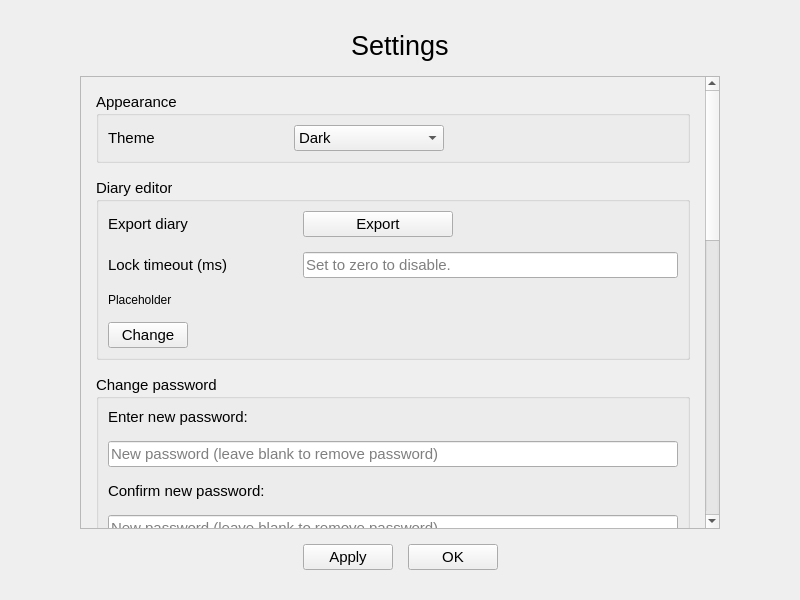
Above: src/gui/optionsmenu.ui from someretical/TheoreticalDiary before the change. Below: the same form after it.
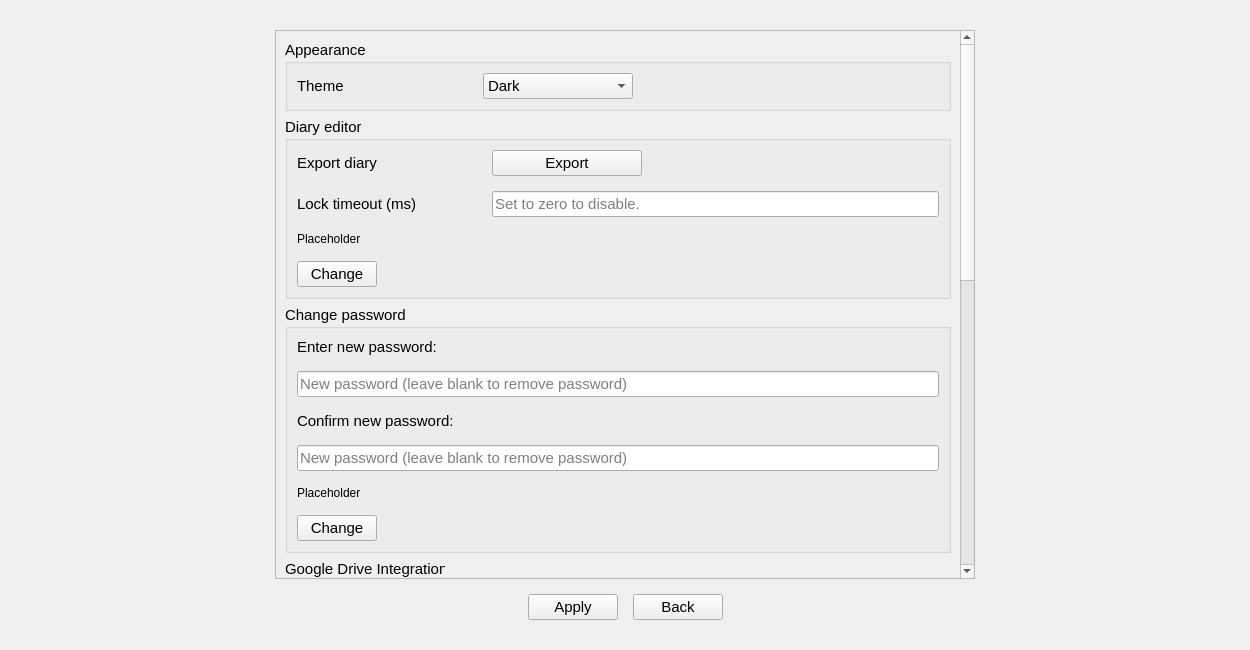
That is the form after the change. Custom widgets are drawn as their Qt base class.

Commit message:
directly embedded settings menu in diary menu
- changed 2021 copyright to 2022
- added standaloneoptions class to hold the options menu when accessed from the main menu
- fixed tooltip not having 0 padding in light mode
- removed extra frame around settings
- added missing licenses to beginning of files
- upped semi-major version

Patch:
```diff
--- a/src/gui/optionsmenu.ui
+++ b/src/gui/optionsmenu.ui
@@ -6,8 +6,8 @@
    <rect>
     <x>0</x>
     <y>0</y>
-    <width>800</width>
-    <height>600</height>
+    <width>1250</width>
+    <height>650</height>
    </rect>
   </property>
   <property name="sizePolicy">
@@ -27,13 +27,13 @@
   </property>
   <layout class="QGridLayout" name="gridLayout">
    <property name="leftMargin">
-    <number>30</number>
+    <number>0</number>
    </property>
    <property name="topMargin">
     <number>30</number>
    </property>
    <property name="rightMargin">
-    <number>30</number>
+    <number>0</number>
    </property>
    <property name="bottomMargin">
     <number>30</number>
@@ -44,19 +44,85 @@
    <property name="verticalSpacing">
     <number>15</number>
    </property>
-   <item row="0" column="1" alignment="Qt::AlignHCenter|Qt::AlignVCenter">
-    <widget class="QLabel" name="label">
-     <property name="font">
-      <font>
-       <pointsize>20</pointsize>
-      </font>
-     </property>
-     <property name="text">
-      <string>Settings</string>
-     </property>
-    </widget>
-   </item>
    <item row="2" column="1">
+    <layout class="QGridLayout" name="gridLayout_11">
+     <property name="topMargin">
+      <number>0</number>
+     </property>
+     <property name="horizontalSpacing">
+      <number>15</number>
+     </property>
+     <item row="0" column="0">
+      <spacer name="horizontalSpacer_10">
+       <property name="orientation">
+        <enum>Qt::Horizontal</enum>
+       </property>
+       <property name="sizeHint" stdset="0">
+        <size>
+         <width>40</width>
+         <height>20</height>
+        </size>
+       </property>
+      </spacer>
+     </item>
+     <item row="0" column="1" alignment="Qt::AlignHCenter">
+      <widget class="QPushButton" name="apply_button">
+       <property name="minimumSize">
+        <size>
+         <width>90</width>
+         <height>0</height>
+        </size>
+       </property>
+       <property name="font">
+        <font>
+         <pointsize>11</pointsize>
+        </font>
+       </property>
+       <property name="cursor">
+        <cursorShape>PointingHandCursor</cursorShape>
+       </property>
+       <property name="text">
+        <string>Apply</string>
+       </property>
+      </widget>
+     </item>
+     <item row="0" column="2" alignment="Qt::AlignHCenter">
+      <widget class="QPushButton" name="ok_button">
+       <property name="minimumSize">
+        <size>
+         <width>90</width>
+         <height>0</height>
+        </size>
+       </property>
+       <property name="font">
+        <font>
+         <pointsize>11</pointsize>
+        </font>
+       </property>
+       <property name="cursor">
+        <cursorShape>PointingHandCursor</cursorShape>
+       </property>
+       <property name="text">
+        <string>Back</string>
+       </property>
+      </widget>
+     </item>
+     <item row="0" column="3">
+      <spacer name="horizontalSpacer_3">
+       <property name="orientation">
+        <enum>Qt::Horizontal</enum>
+       </property>
+       <property name="sizeHint" stdset="0">
+        <size>
+         <width>40</width>
+         <height>20</height>
+        </size>
+       </property>
+      </spacer>
+     </item>
+    </layout>
+   </item>
+   <item row="1" column="1">
     <widget class="QScrollArea" name="scrollArea">
      <property name="sizePolicy">
       <sizepolicy hsizetype="Expanding" vsizetype="Expanding">
@@ -66,7 +132,7 @@
      </property>
      <property name="minimumSize">
       <size>
-       <width>640</width>
+       <width>700</width>
        <height>430</height>
       </size>
      </property>
@@ -77,9 +143,9 @@
       <property name="geometry">
        <rect>
         <x>0</x>
-        <y>-587</y>
-        <width>624</width>
-        <height>1257</height>
+        <y>0</y>
+        <width>684</width>
+        <height>1191</height>
        </rect>
       </property>
       <property name="sizePolicy">
@@ -89,24 +155,6 @@
        </sizepolicy>
       </property>
       <layout class="QGridLayout" name="gridLayout_9">
-       <property name="leftMargin">
-        <number>15</number>
-       </property>
-       <property name="topMargin">
-        <number>15</number>
-       </property>
-       <property name="rightMargin">
-        <number>15</number>
-       </property>
-       <property name="bottomMargin">
-        <number>15</number>
-       </property>
-       <property name="horizontalSpacing">
-        <number>0</number>
-       </property>
-       <property name="verticalSpacing">
-        <number>15</number>
-       </property>
        <item row="1" column="1">
         <widget class="QGroupBox" name="groupBox">
          <property name="font">
@@ -997,60 +1045,8 @@
      </widget>
     </widget>
    </item>
-   <item row="3" column="1">
-    <layout class="QGridLayout" name="gridLayout_11">
-     <property name="topMargin">
-      <number>0</number>
-     </property>
-     <property name="horizontalSpacing">
-      <number>15</number>
-     </property>
-     <item row="0" column="1" alignment="Qt::AlignLeft">
-      <widget class="QPushButton" name="ok_button">
-       <property name="minimumSize">
-        <size>
-         <width>90</width>
-         <height>0</height>
-        </size>
-       </property>
-       <property name="font">
-        <font>
-         <pointsize>11</pointsize>
-        </font>
-       </property>
-       <property name="cursor">
-        <cursorShape>PointingHandCursor</cursorShape>
-       </property>
-       <property name="text">
-        <string>OK</string>
-       </property>
-      </widget>
-     </item>
-     <item row="0" column="0" alignment="Qt::AlignRight">
-      <widget class="QPushButton" name="apply_button">
-       <property name="minimumSize">
-        <size>
-         <width>90</width>
-         <height>0</height>
-        </size>
-       </property>
-       <property name="font">
-        <font>
-         <pointsize>11</pointsize>
-        </font>
-       </property>
-       <property name="cursor">
-        <cursorShape>PointingHandCursor</cursorShape>
-       </property>
-       <property name="text">
-        <string>Apply</string>
-       </property>
-      </widget>
-     </item>
-    </layout>
-   </item>
-   <item row="2" column="0">
-    <spacer name="horizontalSpacer_5">
+   <item row="1" column="2">
+    <spacer name="horizontalSpacer_2">
      <property name="orientation">
       <enum>Qt::Horizontal</enum>
      </property>
@@ -1062,8 +1058,8 @@
      </property>
     </spacer>
    </item>
-   <item row="2" column="2">
-    <spacer name="horizontalSpacer_2">
+   <item row="1" column="0">
+    <spacer name="horizontalSpacer_5">
      <property name="orientation">
       <enum>Qt::Horizontal</enum>
      </property>
```
The commit also changes 60 other files.
